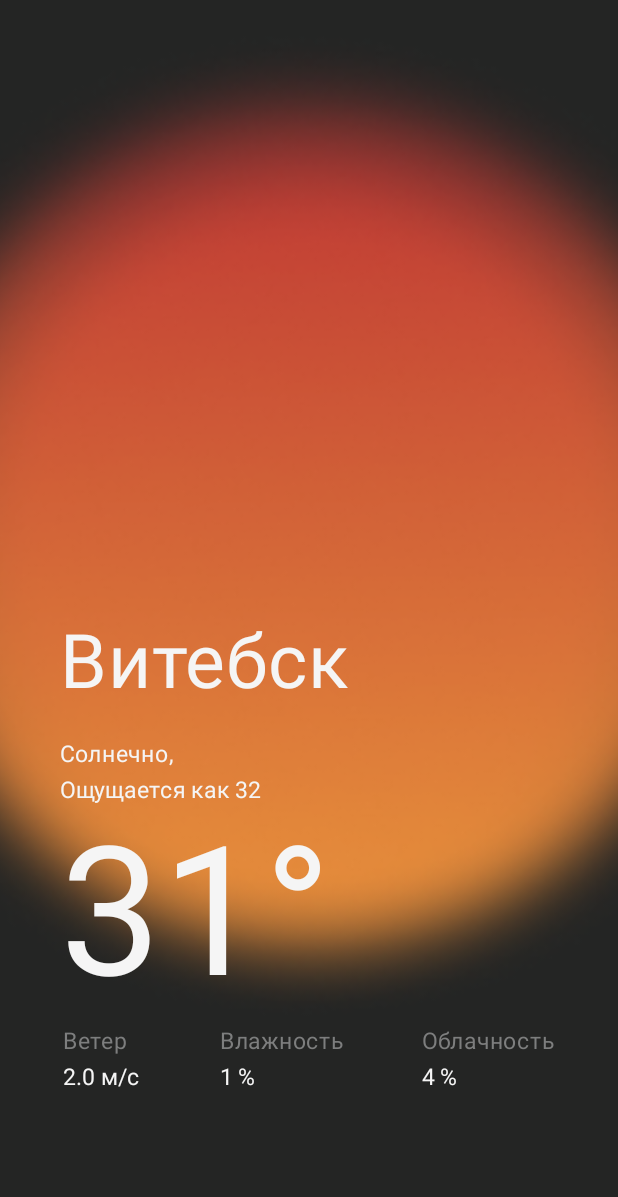
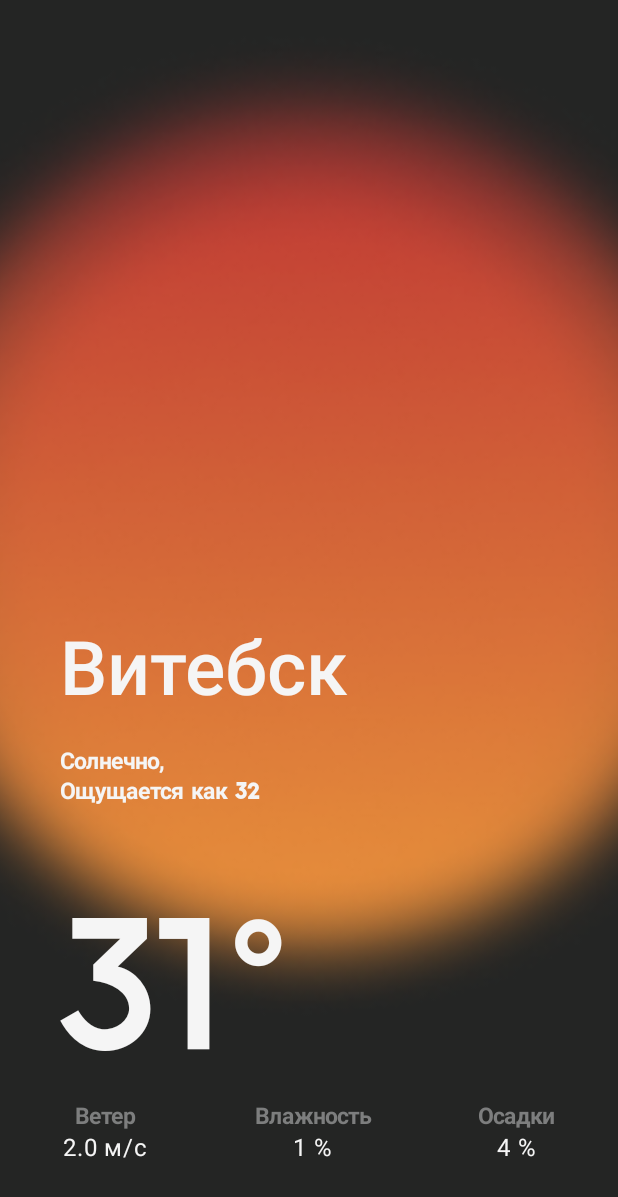
Before and after one commit to OGsinister/RainyDays, an Android app built with Jetpack Compose: the screen it shows after launch (MainActivity), on a phone screen of 412 x 824 dp. Shown: the top 1197 px of the screen. Run offline under Robolectric (Android 15) with nearby library versions, the phone set to English and light mode, and no system bars; our stand-ins replace Dagger/Hilt's generated code.

Commit message:
Допиливаю дизайн...

```diff
--- a/feature_weather/src/main/java/com/example/rainydays/feature_weather/ui/WeatherScreen.kt
+++ b/feature_weather/src/main/java/com/example/rainydays/feature_weather/ui/WeatherScreen.kt
@@ -8,6 +8,7 @@ import androidx.compose.foundation.layout.Spacer
 import androidx.compose.foundation.layout.fillMaxSize
 import androidx.compose.foundation.layout.fillMaxWidth
 import androidx.compose.foundation.layout.padding
+import androidx.compose.material3.MaterialTheme
 import androidx.compose.material3.Text
 import androidx.compose.ui.Alignment
 import androidx.compose.ui.Modifier
@@ -24,10 +25,7 @@ fun MainScreen(location: Location) {
             .fillMaxSize()
             .padding(start = 40.dp, end = 40.dp)
     ){
-        Column(
-            modifier = Modifier
-                .weight(1f)
-        ) {
+        Column(modifier = Modifier.weight(1f)) {
 
         }
         Column(
@@ -54,8 +52,9 @@ fun CitySection(location: Location) {
         ){
             Text(
                 text = location.cityName,
-                fontSize = 50.sp,
-                color = mainColor
+                color = mainColor,
+                style = WeatherTypography.titleLarge
+                //fontSize = 50.sp,
             )
            /* Icon(
                 painter = painterResource(id = location.icon.toInt()),
@@ -69,16 +68,18 @@ fun CitySection(location: Location) {
         ){
             Text(
                 text = "${location.conditionText},",
-                fontSize = 15.sp,
-                color = mainColor
+                color = mainColor,
+                style = WeatherTypography.titleMedium
+                //fontSize = 15.sp,
             )
             Text(
                 text = "Ощущается как ${location.feelsLikeTemp.toInt()}",
-                fontSize = 15.sp,
-                color = mainColor
+                color = mainColor,
+                style = WeatherTypography.titleMedium
+                //fontSize = 15.sp,
             )
         }
-
+        Spacer(modifier = Modifier.padding(20.dp))
     }
 }
 @Composable
@@ -90,12 +91,13 @@ fun TemperatureSection(location: Location){
         Row{
             Text(
                 text = "${location.temperature.toInt()}",
-                fontSize = 120.sp,
-                color = mainColor
+                color = mainColor,
+                style = WeatherTypography.headlineLarge
+                //fontSize = 120.sp,
             )
             Text(
                 text = Symbols.celsius,
-                fontSize = 120.sp,
+                style = WeatherTypography.headlineLarge,
                 color = mainColor
             )
         }
@@ -112,47 +114,51 @@ fun MoreInfoSection(location: Location){
     ){
         Column(
             modifier = Modifier
-                .padding(2.dp)
+                .padding(2.dp),
+            verticalArrangement = Arrangement.Center,
+            horizontalAlignment = Alignment.CenterHorizontally
         ){
             Text(
                 text = "Ветер",
                 color = bottomTextColor,
-                fontSize = 15.sp
+                style = WeatherTypography.titleMedium
+                //fontSize = 15.sp
             )
             Text(
                 text = "${location.wind} м/с",
-                color = mainColor,
-                fontSize = 15.sp
+                color = mainColor
             )
         }
         Column(
             modifier = Modifier
-                .padding(2.dp)
+                .padding(2.dp),
+            verticalArrangement = Arrangement.Center,
+            horizontalAlignment = Alignment.CenterHorizontally
         ){
             Text(
                 text = "Влажность",
                 color = bottomTextColor,
-                fontSize = 15.sp
+                style = WeatherTypography.titleMedium
             )
             Text(
                 text = "${location.humidity} ${Symbols.percent}",
                 color = mainColor,
-                fontSize = 15.sp
             )
         }
         Column(
             modifier = Modifier
-                .padding(2.dp)
+                .padding(2.dp),
+            verticalArrangement = Arrangement.Center,
+            horizontalAlignment = Alignment.CenterHorizontally
         ){
             Text(
-                text = "Облачность",
+                text = "Осадки",
                 color = bottomTextColor,
-                fontSize = 15.sp
+                style = WeatherTypography.titleMedium
             )
             Text(
                 text = "${location.cloud} ${Symbols.percent}",
-                color = mainColor,
-                fontSize = 15.sp
+                color = mainColor
             )
         }
     }
--- /dev/null
+++ b/feature_weather/src/main/java/com/example/rainydays/feature_weather/ui/WeatherType.kt
@@ -0,0 +1,43 @@
+package com.example.rainydays.feature_weather.ui
+
+import androidx.compose.material3.Typography
+import androidx.compose.ui.text.TextStyle
+import androidx.compose.ui.text.font.Font
+import androidx.compose.ui.text.font.FontFamily
+import androidx.compose.ui.text.font.FontStyle
+import androidx.compose.ui.text.font.FontWeight
+import androidx.compose.ui.unit.sp
+import com.example.feature_weather.R
+
+val fonts = FontFamily(
+    Font(R.font.pontiac_black),
+    Font(R.font.pontiac_bold, weight = FontWeight.Bold),
+    Font(R.font.pontiac_light, weight = FontWeight.Light),
+    Font(R.font.pontiac_regular, weight = FontWeight.Normal),
+    Font(R.font.pontiac_regular_italic, weight = FontWeight.Normal,
+        style = FontStyle.Italic
+   )
+)
+
+val WeatherTypography = Typography(
+    titleLarge = TextStyle(
+        fontFamily = fonts,
+        fontWeight = FontWeight.Bold,
+        fontSize = 50.sp
+    ),
+    titleMedium = TextStyle(
+        fontFamily = fonts,
+        fontWeight = FontWeight.Medium,
+        fontSize = 15.sp
+    ),
+    titleSmall = TextStyle(
+        fontFamily = fonts,
+        fontWeight = FontWeight.Thin,
+        fontSize = 5.sp
+    ),
+    headlineLarge = TextStyle(
+        fontFamily = fonts,
+        fontWeight = FontWeight.ExtraBold,
+        fontSize = 120.sp
+    )
+)
```
